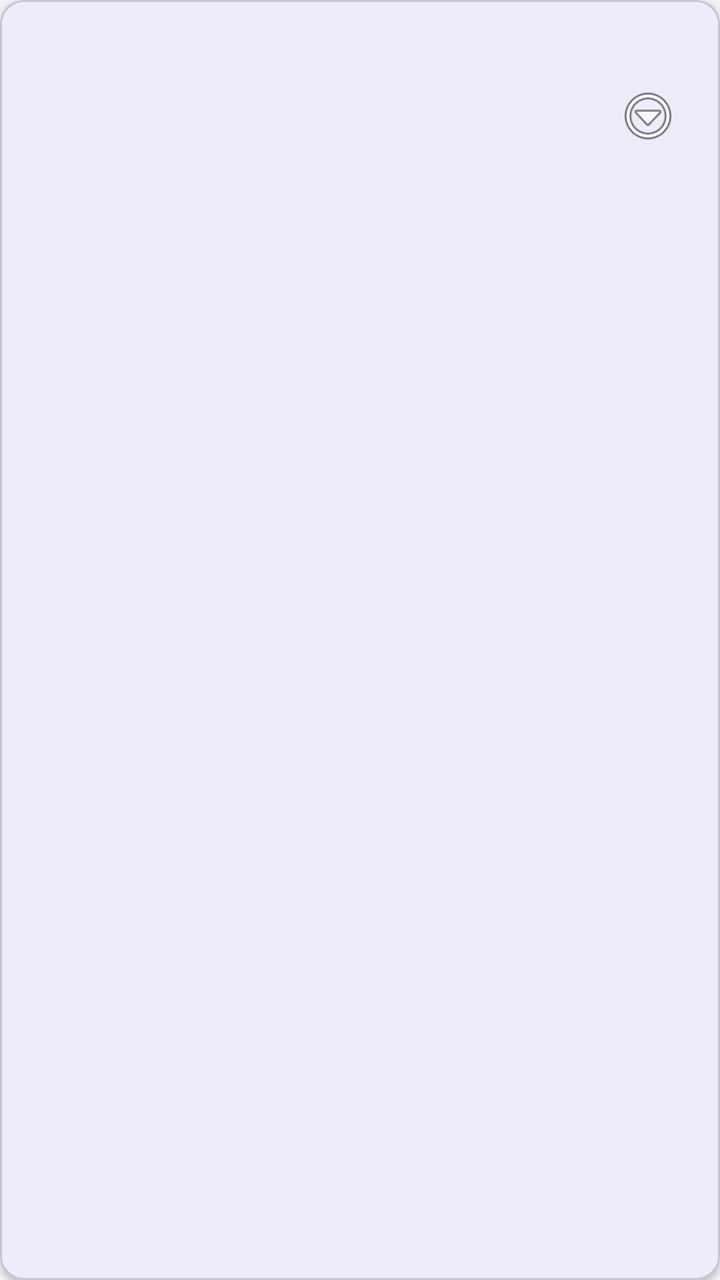
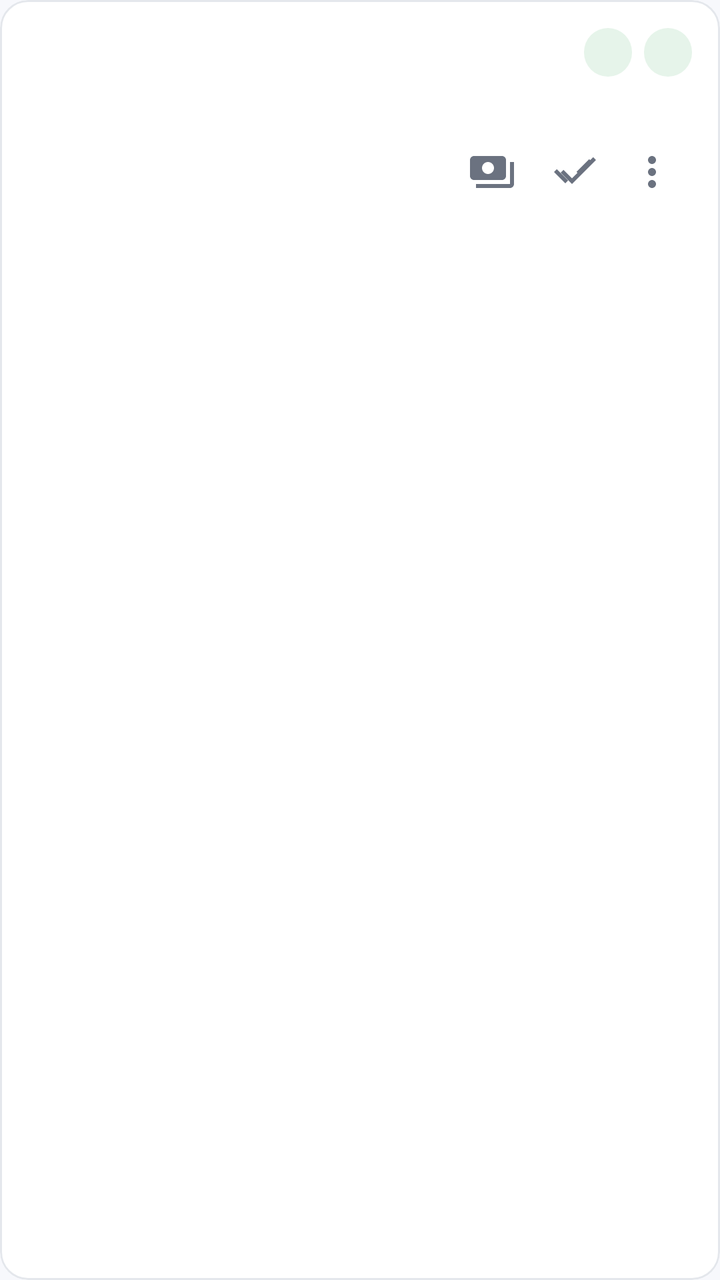

An Android layout rendered at two revisions. The XML below is the earlier revision; the diff shows what the commit changed to produce the second picture.
<!-- AndroidManifest.xml: application theme Theme.SalesApp -->
<!-- res/layout/item_order.xml -->
<?xml version="1.0" encoding="utf-8"?>
<com.google.android.material.card.MaterialCardView
    xmlns:android="http://schemas.android.com/apk/res/android"
    xmlns:app="http://schemas.android.com/apk/res-auto"
    android:layout_width="match_parent"
    android:layout_height="wrap_content"
    android:layout_marginHorizontal="12dp"
    android:layout_marginVertical="6dp"
    app:cardCornerRadius="12dp"
    app:cardElevation="2dp">

    <LinearLayout
        android:layout_width="match_parent"
        android:layout_height="wrap_content"
        android:orientation="horizontal"
        android:gravity="center_vertical"
        android:padding="16dp">

        <LinearLayout
            android:layout_width="0dp"
            android:layout_height="wrap_content"
            android:layout_weight="1"
            android:orientation="vertical">

            <TextView
                android:id="@+id/tvOrderNo"
                android:layout_width="wrap_content"
                android:layout_height="wrap_content"
                android:textSize="15sp"
                android:textStyle="bold"
                android:textColor="@color/text_primary" />

            <TextView
                android:id="@+id/tvCustomer"
                android:layout_width="wrap_content"
                android:layout_height="wrap_content"
                android:layout_marginTop="2dp"
                android:textColor="@color/text_secondary"
                android:textSize="13sp" />

            <TextView
                android:id="@+id/tvStatus"
                android:layout_width="wrap_content"
                android:layout_height="wrap_content"
                android:layout_marginTop="6dp"
                android:textColor="@color/primary"
                android:textSize="12sp" />

            <TextView
                android:id="@+id/tvAmounts"
                android:layout_width="wrap_content"
                android:layout_height="wrap_content"
                android:layout_marginTop="4dp"
                android:textColor="@color/text_primary"
                android:textSize="13sp" />
        </LinearLayout>

        <ImageButton
            android:id="@+id/btnMenu"
            android:layout_width="40dp"
            android:layout_height="40dp"
            android:background="?attr/selectableItemBackgroundBorderless"
            android:src="@android:drawable/ic_menu_more"
            android:contentDescription="Options" />
    </LinearLayout>
</com.google.android.material.card.MaterialCardView>
<!-- resources referenced by this layout -->
<resources>
  <color name="primary">#1565C0</color>
  <color name="text_primary">#FF1A1A1A</color>
  <color name="text_secondary">#FF6B6B6B</color>
  <style name="Theme.SalesApp" parent="Theme.Material3.DayNight.NoActionBar">
          <item name="colorPrimary">@color/primary</item>
          <item name="colorPrimaryDark">@color/primary_dark</item>
          <item name="colorPrimaryVariant">@color/primary_variant</item>
          <item name="colorOnPrimary">@color/white</item>
          <item name="colorSecondary">@color/accent</item>
          <item name="colorOnSecondary">@color/white</item>
          <item name="android:statusBarColor">@color/primary_dark</item>
          <item name="android:windowBackground">@color/bg</item>
      </style>
  <color name="primary_dark">#0D47A1</color>
  <color name="accent">#FF6D00</color>
  <color name="bg">#FFF5F6FA</color>
  <!-- unchanged entries left out for length: 2 -->
</resources>

<!-- the commit's change to res/layout/item_order.xml (unified diff, before → after) -->
@@ -5,62 +5,85 @@
     android:layout_width="match_parent"
     android:layout_height="wrap_content"
     android:layout_marginHorizontal="12dp"
-    android:layout_marginVertical="6dp"
-    app:cardCornerRadius="12dp"
-    app:cardElevation="2dp">
+    android:layout_marginVertical="5dp"
+    app:cardBackgroundColor="@color/surface"
+    app:cardCornerRadius="14dp"
+    app:cardElevation="0dp"
+    app:strokeColor="@color/divider"
+    app:strokeWidth="1dp">
 
     <LinearLayout
         android:layout_width="match_parent"
         android:layout_height="wrap_content"
-        android:orientation="horizontal"
-        android:gravity="center_vertical"
-        android:padding="16dp">
+        android:orientation="vertical"
+        android:padding="14dp">
 
         <LinearLayout
-            android:layout_width="0dp"
+            android:layout_width="match_parent"
             android:layout_height="wrap_content"
-            android:layout_weight="1"
-            android:orientation="vertical">
+            android:orientation="horizontal"
+            android:gravity="center_vertical">
 
             <TextView
                 android:id="@+id/tvOrderNo"
-                android:layout_width="wrap_content"
+                android:layout_width="0dp"
                 android:layout_height="wrap_content"
-                android:textSize="15sp"
+                android:layout_weight="1"
+                android:textSize="16sp"
                 android:textStyle="bold"
                 android:textColor="@color/text_primary" />
 
             <TextView
-                android:id="@+id/tvCustomer"
-                android:layout_width="wrap_content"
-                android:layout_height="wrap_content"
-                android:layout_marginTop="2dp"
-                android:textColor="@color/text_secondary"
-                android:textSize="13sp" />
+                android:id="@+id/tvStatus"
+                style="@style/StatusChip"
+                android:layout_marginStart="6dp" />
 
             <TextView
-                android:id="@+id/tvStatus"
-                android:layout_width="wrap_content"
-                android:layout_height="wrap_content"
-                android:layout_marginTop="6dp"
-                android:textColor="@color/primary"
-                android:textSize="12sp" />
+                android:id="@+id/tvPayStatus"
+                style="@style/StatusChip"
+                android:layout_marginStart="6dp" />
+        </LinearLayout>
+
+        <TextView
+            android:id="@+id/tvCustomer"
+            android:layout_width="match_parent"
+            android:layout_height="wrap_content"
+            android:layout_marginTop="4dp"
+            android:textColor="@color/text_secondary"
+            android:textSize="13sp" />
+
+        <LinearLayout
+            android:layout_width="match_parent"
+            android:layout_height="wrap_content"
+            android:layout_marginTop="6dp"
+            android:orientation="horizontal"
+            android:gravity="center_vertical">
 
             <TextView
                 android:id="@+id/tvAmounts"
-                android:layout_width="wrap_content"
+                android:layout_width="0dp"
                 android:layout_height="wrap_content"
-                android:layout_marginTop="4dp"
+                android:layout_weight="1"
                 android:textColor="@color/text_primary"
                 android:textSize="13sp" />
+
+            <ImageButton
+                android:id="@+id/btnPayments"
+                style="@style/Widget.SalesApp.IconButton"
+                android:src="@drawable/ic_payments"
+                android:contentDescription="Payments" />
+
+            <ImageButton
+                android:id="@+id/btnItems"
+                style="@style/Widget.SalesApp.IconButton"
+                android:src="@drawable/ic_checklist"
+                android:contentDescription="Line items" />
+
+            <ImageButton
+                android:id="@+id/btnMenu"
+                style="@style/Widget.SalesApp.IconButton"
+                android:src="@drawable/ic_more_vert"
+                android:contentDescription="More actions" />
         </LinearLayout>
-
-        <ImageButton
-            android:id="@+id/btnMenu"
-            android:layout_width="40dp"
-            android:layout_height="40dp"
-            android:background="?attr/selectableItemBackgroundBorderless"
-            android:src="@android:drawable/ic_menu_more"
-            android:contentDescription="Options" />
     </LinearLayout>
 </com.google.android.material.card.MaterialCardView>
<!-- resource entries referenced after the edit -->
@@ -1,21 +1,90 @@
 <!-- resources referenced by this layout -->
 <resources>
-  <color name="primary">#1565C0</color>
-  <color name="text_primary">#FF1A1A1A</color>
-  <color name="text_secondary">#FF6B6B6B</color>
-  <style name="Theme.SalesApp" parent="Theme.Material3.DayNight.NoActionBar">
+  <color name="divider">#FFE4E7EC</color>
+  <color name="surface">#FFFFFFFF</color>
+  <color name="primary">#0D5FCC</color>
+  <color name="text_primary">#FF1A1A22</color>
+  <color name="text_secondary">#FF6B7280</color>
+  <!-- drawable ic_checklist (drawable) -->
+  <vector xmlns:android="http://schemas.android.com/apk/res/android"
+      android:width="24dp" android:height="24dp" android:viewportWidth="24" android:viewportHeight="24"
+      android:tint="@color/text_secondary">
+      <path android:fillColor="@android:color/white" android:pathData="M22,7l-1.41,-1.41 -6.34,6.34 1.41,1.41L22,7zM11.99,15.17l-4.24,-4.24 -1.41,1.41 5.66,5.66 12,-12 -1.41,-1.41zM3,12l1.41,-1.41 5.66,5.66 -1.41,1.41z"/>
+  </vector>
+  <!-- drawable ic_more_vert (drawable) -->
+  <vector xmlns:android="http://schemas.android.com/apk/res/android"
+      android:width="24dp" android:height="24dp" android:viewportWidth="24" android:viewportHeight="24"
+      android:tint="@color/text_secondary">
+      <path android:fillColor="@android:color/white" android:pathData="M12,8c1.1,0 2,-0.9 2,-2s-0.9,-2 -2,-2 -2,0.9 -2,2 0.9,2 2,2zM12,10c-1.1,0 -2,0.9 -2,2s0.9,2 2,2 2,-0.9 2,-2 -0.9,-2 -2,-2zM12,16c-1.1,0 -2,0.9 -2,2s0.9,2 2,2 2,-0.9 2,-2 -0.9,-2 -2,-2z"/>
+  </vector>
+  <!-- drawable ic_payments (drawable) -->
+  <vector xmlns:android="http://schemas.android.com/apk/res/android"
+      android:width="24dp" android:height="24dp" android:viewportWidth="24" android:viewportHeight="24"
+      android:tint="@color/text_secondary">
+      <path android:fillColor="@android:color/white" android:pathData="M19,14V6c0,-1.1 -0.9,-2 -2,-2H3C1.9,4 1,4.9 1,6v8c0,1.1 0.9,2 2,2h14c1.1,0 2,-0.9 2,-2zM10,13c-1.66,0 -3,-1.34 -3,-3s1.34,-3 3,-3 3,1.34 3,3 -1.34,3 -3,3zM23,7v11c0,1.1 -0.9,2 -2,2H4v-2h17V7h2z"/>
+  </vector>
+  <style name="StatusChip">
+          <item name="android:layout_width">wrap_content</item>
+          <item name="android:layout_height">wrap_content</item>
+          <item name="android:paddingHorizontal">12dp</item>
+          <item name="android:paddingVertical">4dp</item>
+          <item name="android:textSize">12sp</item>
+          <item name="android:textStyle">bold</item>
+          <item name="android:gravity">center</item>
+          <item name="android:background">@drawable/chip_success</item>
+          <item name="android:textColor">@color/chip_success_fg</item>
+      </style>
+  <style name="Widget.SalesApp.IconButton">
+          <item name="android:layout_width">40dp</item>
+          <item name="android:layout_height">40dp</item>
+          <item name="android:background">?attr/selectableItemBackgroundBorderless</item>
+          <item name="android:scaleType">centerInside</item>
+          <item name="android:padding">8dp</item>
+      </style>
+  <style name="Theme.SalesApp" parent="Theme.Material3.Light.NoActionBar">
           <item name="colorPrimary">@color/primary</item>
           <item name="colorPrimaryDark">@color/primary_dark</item>
           <item name="colorPrimaryVariant">@color/primary_variant</item>
           <item name="colorOnPrimary">@color/white</item>
-          <item name="colorSecondary">@color/accent</item>
+          <item name="colorSecondary">@color/primary</item>
           <item name="colorOnSecondary">@color/white</item>
-          <item name="android:statusBarColor">@color/primary_dark</item>
+          <item name="colorSurface">@color/surface</item>
+          <item name="colorOnSurface">@color/text_primary</item>
+          <item name="android:colorBackground">@color/bg</item>
+          <item name="android:statusBarColor">@color/surface</item>
+          <item name="android:windowLightStatusBar">true</item>
           <item name="android:windowBackground">@color/bg</item>
+          <item name="materialButtonStyle">@style/Widget.SalesApp.Button</item>
+          <item name="floatingActionButtonStyle">@style/Widget.SalesApp.Fab</item>
       </style>
-  <color name="primary_dark">#0D47A1</color>
-  <color name="accent">#FF6D00</color>
-  <color name="bg">#FFF5F6FA</color>
+  <!-- drawable chip_success (drawable) -->
+  <?xml version="1.0" encoding="utf-8"?>
+  <shape xmlns:android="http://schemas.android.com/apk/res/android" android:shape="rectangle">
+      <solid android:color="@color/chip_success_bg" />
+      <corners android:radius="20dp" />
+  </shape>
+  <color name="chip_success_fg">#FF1E7D34</color>
+  <color name="primary_dark">#0A4CA3</color>
+  <color name="bg">#FFF7F8FC</color>
+  <style name="Widget.SalesApp.Button" parent="Widget.Material3.Button">
+          <item name="cornerRadius">28dp</item>
+          <item name="android:paddingVertical">12dp</item>
+          <item name="android:textSize">15sp</item>
+          <item name="android:textAllCaps">false</item>
+          <item name="backgroundTint">@color/primary</item>
+      </style>
+  <style name="Widget.SalesApp.Fab" parent="Widget.Material3.FloatingActionButton.Primary">
+          <item name="backgroundTint">@color/primary</item>
+          <item name="tint">@color/white</item>
+          <item name="srcCompat">@drawable/ic_add</item>
+      </style>
+  <color name="chip_success_bg">#FFE6F4EA</color>
+  <!-- drawable ic_add (drawable) -->
+  <vector xmlns:android="http://schemas.android.com/apk/res/android"
+      android:width="24dp" android:height="24dp" android:viewportWidth="24" android:viewportHeight="24"
+      android:tint="@color/white">
+      <path android:fillColor="@android:color/white" android:pathData="M19,13h-6v6h-2v-6H5v-2h6V5h2v6h6v2z"/>
+  </vector>
   <!-- unchanged entries left out for length: 2 -->
 </resources>
 
